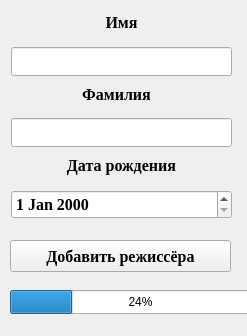
First picture: the form in Client/adddirector.ui, repository NikitaVirachev/course-work-on-DB, before the edit.
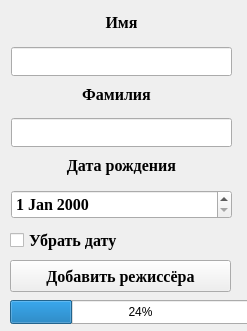
Second picture: the form after the edit.

```diff
--- a/Client/adddirector.ui
+++ b/Client/adddirector.ui
@@ -7,7 +7,7 @@
     <x>0</x>
     <y>0</y>
     <width>247</width>
-    <height>336</height>
+    <height>331</height>
    </rect>
   </property>
   <property name="windowTitle">
@@ -143,7 +143,7 @@
    <property name="geometry">
     <rect>
      <x>10</x>
-     <y>240</y>
+     <y>260</y>
      <width>221</width>
      <height>32</height>
     </rect>
@@ -164,7 +164,7 @@
    <property name="geometry">
     <rect>
      <x>10</x>
-     <y>290</y>
+     <y>300</y>
      <width>261</width>
      <height>24</height>
     </rect>
@@ -173,6 +173,27 @@
     <number>24</number>
    </property>
   </widget>
+  <widget class="QCheckBox" name="checkBox">
+   <property name="geometry">
+    <rect>
+     <x>10</x>
+     <y>230</y>
+     <width>221</width>
+     <height>20</height>
+    </rect>
+   </property>
+   <property name="font">
+    <font>
+     <family>Times New Roman</family>
+     <pointsize>12</pointsize>
+     <weight>75</weight>
+     <bold>true</bold>
+    </font>
+   </property>
+   <property name="text">
+    <string>Убрать дату</string>
+   </property>
+  </widget>
  </widget>
  <resources/>
  <connections/>
```
